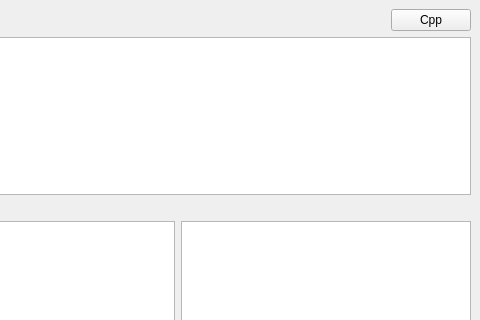
First picture: the form in ui/mainwindow.ui, repository cpeditor/cpeditor, before the edit; both pictures show x 723 to 1203 and y 0 to 320 of the 1203 by 600 pixel window.
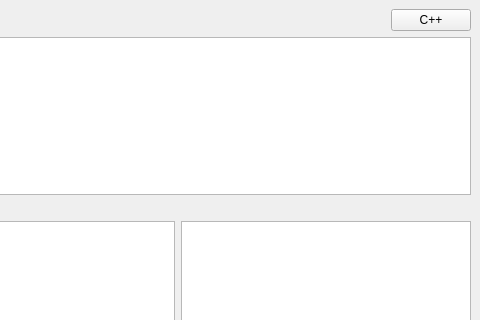
Second picture: the form after the edit.

Diff of the .ui file:
```diff
--- a/ui/mainwindow.ui
+++ b/ui/mainwindow.ui
@@ -147,7 +147,7 @@
                </size>
               </property>
               <property name="text">
-               <string>Cpp</string>
+               <string>C++</string>
               </property>
              </widget>
             </item>
```
